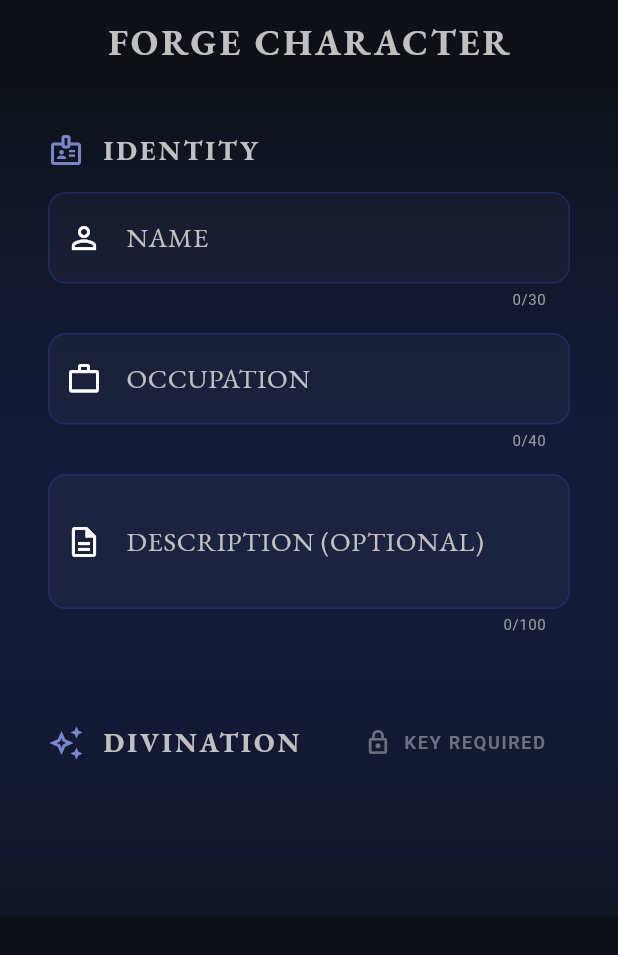
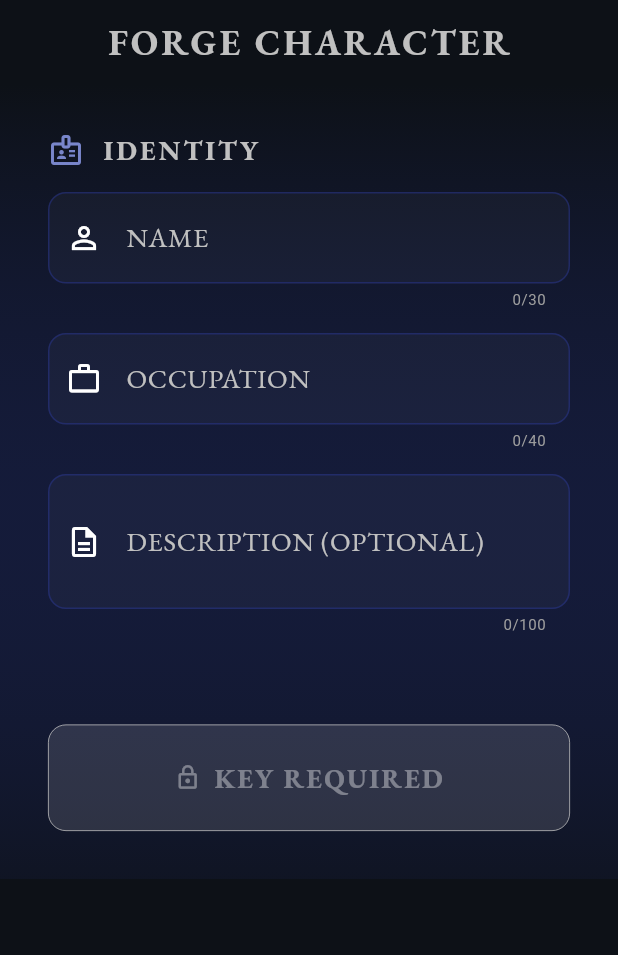
Before and after one commit to RobLobsta/Grim_Fable, a Flutter app: the CharacterCreationScreen screen opened by its route, on a phone screen of 412 x 824 dp. Shown: the top 955 px of the screen. Run offline on Flutter 3.47's test engine with Material 3 defaults, Android fonts, the phone set to English and light mode, and no system bars; our stand-ins replace dio, flutter_markdown, flutter_riverpod, go_router, google_fonts, hive and 1 more; accounts and stored records are empty.

Commit message:
Refactor AI interactions and polish UI nitpicks
- Implement combined Name and Occupation validation in AIService.
- Consolidate AI Divination UI and transition to Forge Character button.
- Enforce third-person narrative and brevity in AI-generated backstories.
- Implement thematic adventure titles for new journeys.
- Remove timestamps from Chronicles view, showing only the date.
- Update unit and widget tests to reflect UI and logic changes.
- Update MockAIService via build_runner.

Co-authored-by: RobLobsta <197544388+RobLobsta@users.noreply.github.com>

```diff
--- a/grim_fable/lib/core/services/ai_service.dart
+++ b/grim_fable/lib/core/services/ai_service.dart
@@ -6,10 +6,10 @@ abstract class AIService {
     double? temperature,
     int? maxTokens,
   });
-  Future<bool> validateOccupation(String occupation);
+  Future<bool> validateIdentity(String name, String occupation);
   Future<String> generateBackstory(String characterName, String occupation, {String? description});
   Future<String> generateBackstoryUpdate(String currentBackstory, String adventureSummary);
-  Future<String> generateBackstoryAppend(String currentBackstory, String adventureSummary, int paragraphs);
+  Future<String> generateBackstoryAppend(String currentBackstory, String adventureSummary, int sentences);
   Future<String> generateOccupationEvolution(String currentOccupation, String adventureSummary);
   Future<List<String>> generateAdventureSuggestions(String characterName, String backstory, List<String> pastAdventureSummaries);
 }
--- a/grim_fable/lib/features/adventure/adventure_history_screen.dart
+++ b/grim_fable/lib/features/adventure/adventure_history_screen.dart
@@ -39,7 +39,7 @@ class AdventureHistoryScreen extends ConsumerWidget {
               itemCount: adventures.length,
               itemBuilder: (context, index) {
                 final adventure = adventures[index];
-                final date = DateFormat('MMM dd, yyyy HH:mm').format(adventure.lastPlayedAt);
+                final date = DateFormat('MMM dd, yyyy').format(adventure.lastPlayedAt);
 
                 return Card(
                   margin: const EdgeInsets.only(bottom: 20),
--- a/grim_fable/lib/features/character/character_creation_screen.dart
+++ b/grim_fable/lib/features/character/character_creation_screen.dart
@@ -97,14 +97,17 @@ class _CharacterCreationScreenState extends ConsumerState<CharacterCreationScree
     try {
       final aiService = ref.read(aiServiceProvider);
 
-      // Validate occupation first
-      final isValid = await aiService.validateOccupation(_occupationController.text.trim());
+      // Validate identity first
+      final isValid = await aiService.validateIdentity(
+        _nameController.text.trim(),
+        _occupationController.text.trim(),
+      );
+
       if (!isValid) {
         if (mounted) {
           ScaffoldMessenger.of(context).showSnackBar(
-            const SnackBar(content: Text('Please enter a valid occupation.')),
+            const SnackBar(content: Text('The fates reject this name or occupation. Ensure they are natural and fit this world.')),
           );
-          _occupationController.clear();
           setState(() {
             _isGenerating = false;
           });
@@ -247,49 +250,60 @@ class _CharacterCreationScreenState extends ConsumerState<CharacterCreationScree
                   ),
                   style: const TextStyle(fontFamily: 'Serif', letterSpacing: 1.2),
                 ),
-                const SizedBox(height: 48),
-                Row(
+                const SizedBox(height: 60),
+                if (_isGenerating)
+                  const Center(
+                    child: Column(
                       children: [
-                    const Expanded(
-                      child: SectionHeader(title: 'DIVINATION', icon: Icons.auto_awesome_outlined),
+                        CircularProgressIndicator(),
+                        SizedBox(height: 16),
+                        Text('CONSULTING THE FATES...', style: TextStyle(fontFamily: 'Serif', letterSpacing: 2, fontSize: 12)),
+                      ],
                     ),
-                    const SizedBox(width: 8),
-                    if (_isGenerating)
-                      const SizedBox(
-                        width: 20,
-                        height: 20,
-                        child: CircularProgressIndicator(strokeWidth: 2, color: Color(0xFFC0C0C0)),
+                  )
+                else if (_generatedBackstory.isEmpty)
+                  ElevatedButton.icon(
+                    onPressed: hasApiKey ? _generateBackstory : null,
+                    icon: Icon(hasApiKey ? Icons.auto_awesome_outlined : Icons.lock_outline),
+                    label: Text(hasApiKey ? 'AI DIVINATION' : 'KEY REQUIRED'),
+                    style: ElevatedButton.styleFrom(
+                      padding: const EdgeInsets.symmetric(vertical: 24),
+                    ),
                   )
                 else
+                  Column(
+                    crossAxisAlignment: CrossAxisAlignment.stretch,
+                    children: [
+                      ElevatedButton(
+                        onPressed: _saveCharacter,
+                        style: ElevatedButton.styleFrom(
+                          padding: const EdgeInsets.symmetric(vertical: 24),
+                          backgroundColor: Theme.of(context).colorScheme.secondary,
+                          foregroundColor: Theme.of(context).colorScheme.onSecondary,
+                        ),
+                        child: const Text('FORGE CHARACTER'),
+                      ),
+                      const SizedBox(height: 16),
                       Row(
-                        mainAxisSize: MainAxisSize.min,
+                        mainAxisAlignment: MainAxisAlignment.center,
                         children: [
-                          if (_generatedBackstory.isNotEmpty)
-                            IconButton(
+                          TextButton.icon(
                             onPressed: () => _showBackstoryDialog(isReview: true),
-                              icon: const Icon(Icons.history_edu, color: Color(0xFFC0C0C0)),
-                              tooltip: 'REVIEW BACKSTORY',
+                            icon: const Icon(Icons.history_edu, size: 18),
+                            label: const Text('REVIEW BACKSTORY', style: TextStyle(fontSize: 12)),
                           ),
+                          const SizedBox(width: 16),
                           TextButton.icon(
-                            onPressed: hasApiKey ? _generateBackstory : null,
-                            icon: Icon(
-                              hasApiKey ? Icons.auto_awesome_outlined : Icons.lock_outline,
-                              size: 18,
-                            ),
-                            label: Text(
-                              hasApiKey ? 'AI DIVINATION' : 'KEY REQUIRED',
-                              style: const TextStyle(letterSpacing: 1.2, fontSize: 12),
-                            ),
+                            onPressed: () => setState(() {
+                              _generatedBackstory = '';
+                              _generatedItems = [];
+                            }),
+                            icon: const Icon(Icons.refresh, size: 18, color: Colors.redAccent),
+                            label: const Text('RE-DIVINE', style: TextStyle(fontSize: 12, color: Colors.redAccent)),
                           ),
                         ],
                       ),
                     ],
-                ),
-                const SizedBox(height: 60),
-                if (_generatedBackstory.isNotEmpty)
-                  ElevatedButton(
-                    onPressed: _saveCharacter,
-                    child: const Text('FORGE LEGEND'),
                   ),
               ],
             ),
```
Also changed, not shown: grim_fable/lib/core/services/hf_ai_service.dart (+30 -13 lines), grim_fable/lib/features/adventure/adventure_provider.dart (+44 -18 lines), 3 other files. Lines whose indentation alone changed are shown as unchanged.
